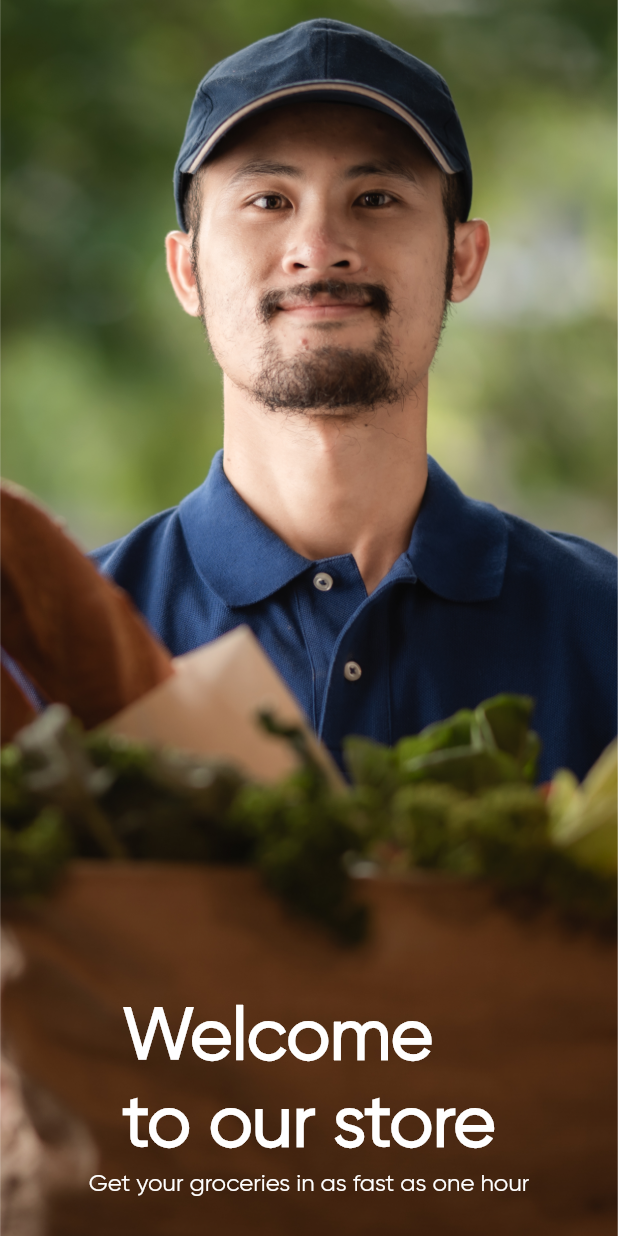
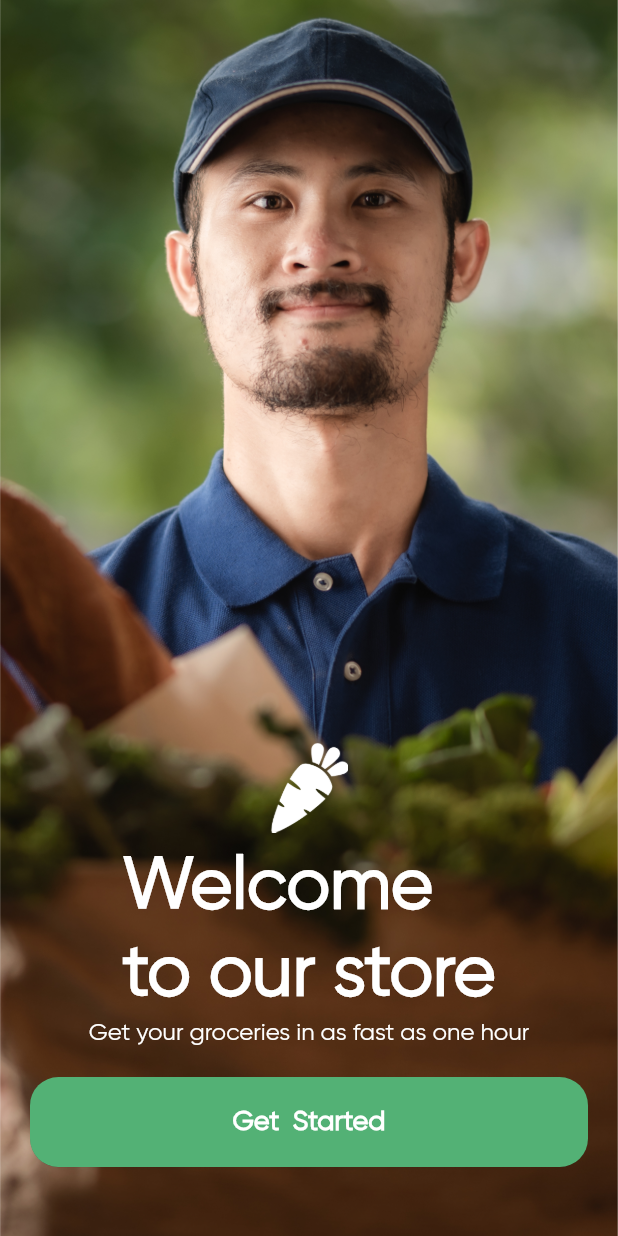
Before and after one commit to priyadarshii786/FreshNest_Mobile_App_UI, a Flutter app: the screen it shows after launch, on a phone screen of 412 x 824 dp. Run offline on Flutter 3.47's test engine with Material 3 defaults, Android fonts, the phone set to English and light mode, and no system bars; our stand-ins replace get.

Commit message:
C-07; Completed the round_button designing.

```diff
--- a/lib/common_widget/round_button.dart
+++ b/lib/common_widget/round_button.dart
@@ -1,10 +1,27 @@
+import 'package:delivery_app/common/color_extension.dart';
 import 'package:flutter/material.dart';
 
 class RoundButton extends StatelessWidget {
-  const RoundButton({super.key});
+  final String title;
+  final VoidCallback onPressed;
+
+  const RoundButton({super.key, required this.title, required this.onPressed});
 
   @override
   Widget build(BuildContext context) {
-    return const Placeholder();
+    return MaterialButton(
+      // Important parameters of the "Get Started" button.
+      onPressed: onPressed,
+      height: 60,
+      shape: RoundedRectangleBorder(borderRadius: BorderRadius.circular(19)),
+      minWidth: double.maxFinite,
+      elevation: 0.1,
+      color: TColor.primary,
+      child: Text(
+        title,
+        style: const TextStyle(
+            color: Colors.white, fontSize: 18, fontWeight: FontWeight.w600),
+      ),
+    );
   }
 }
--- a/lib/main.dart
+++ b/lib/main.dart
@@ -13,13 +13,15 @@ class MyApp extends StatelessWidget {
   Widget build(BuildContext context) {
     return MaterialApp(
       title: 'Online Groceries',
-      debugShowCheckedModeBanner: false,
+      debugShowCheckedModeBanner:
+          false, // to disable the banner that appears when running in debug mode.
       theme: ThemeData(
         fontFamily: "Gilroy",
         colorScheme: ColorScheme.fromSeed(seedColor: TColor.primary),
         useMaterial3: false,
       ),
-      home: const SplashView(),
+      home:
+          const SplashView(), // to display the splash screen which serves as the starting page as well as base of the app.
     );
   }
 }
--- a/lib/view/login/welcome_view.dart
+++ b/lib/view/login/welcome_view.dart
@@ -1,4 +1,7 @@
+import 'package:delivery_app/common_widget/round_button.dart';
+import 'package:delivery_app/view/login/sign_in_view.dart';
 import 'package:flutter/material.dart';
+import 'package:flutter/services.dart';
 
 class WelcomeView extends StatefulWidget {
   const WelcomeView({super.key});
@@ -8,6 +11,13 @@ class WelcomeView extends StatefulWidget {
 }
 
 class _WelcomeViewState extends State<WelcomeView> {
+  // To remove the status bar which appears on the top of the screen showing battery percentage, networks and notifications.
+  @override
+  void initState() {
+    super.initState();
+    SystemChrome.setEnabledSystemUIMode(SystemUiMode.leanBack);
+  }
+
   @override
   Widget build(BuildContext context) {
     var media = MediaQuery.sizeOf(context);
@@ -21,11 +31,19 @@ class _WelcomeViewState extends State<WelcomeView> {
             height: media.height,
             fit: BoxFit.cover,
           ),
-          const SafeArea(
+          SafeArea(
             child: Column(
               mainAxisAlignment: MainAxisAlignment.end,
               children: [
-                Row(
+                Image.asset(
+                  "assets/img/app_logo.png",
+                  width: 60,
+                  height: 60,
+                ),
+                const SizedBox(
+                  height: 8,
+                ),
+                const Row(
                   mainAxisAlignment: MainAxisAlignment.center,
                   children: [
                     Text(
@@ -37,7 +55,7 @@ class _WelcomeViewState extends State<WelcomeView> {
                     ),
                   ],
                 ),
-                Row(
+                const Row(
                   mainAxisAlignment: MainAxisAlignment.center,
                   children: [
                     Text(
@@ -49,8 +67,25 @@ class _WelcomeViewState extends State<WelcomeView> {
                     ),
                   ],
                 ),
-                SizedBox(
-                  height: 25,
+                const SizedBox(
+                  height: 20,
+                ),
+                Padding(
+                  padding: const EdgeInsets.symmetric(horizontal: 20),
+                  child: RoundButton(
+                    title: "Get  Started",
+                    onPressed: () {
+                      // On Pressing the "Get Started" button, function will be called and we will flock to the "SignInview" Screen.
+                      Navigator.push(
+                          context,
+                          MaterialPageRoute(
+                            builder: (context) => const SignInView(),
+                          ));
+                    },
+                  ),
+                ),
+                const SizedBox(
+                  height: 46,
                 ),
               ],
             ),
```
Also changed, not shown: lib/view/login/sign_in_view.dart (added, +40 -0 lines), lib/view/splash_view.dart (+17 -4 lines).
